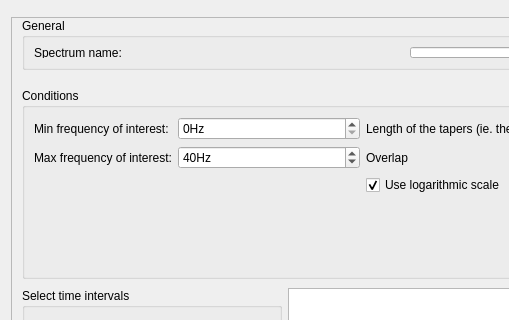
Before: the Qt Designer form qt4Designer_ui_files/powerSpectrumDialogUi.ui in cibr-jyu/meggie, drawn with Qt 5; both pictures show x 0 to 509 and y 0 to 320 of the 724 by 665 pixel window.
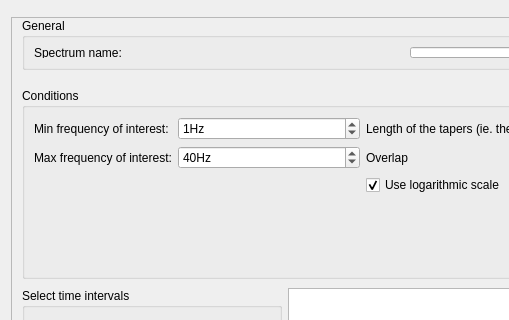
After: the same form once the commit is applied.

Commit message: Fix little maximum value problem

```diff
--- a/qt4Designer_ui_files/powerSpectrumDialogUi.ui
+++ b/qt4Designer_ui_files/powerSpectrumDialogUi.ui
@@ -24,8 +24,8 @@
        <rect>
         <x>0</x>
         <y>0</y>
-        <width>704</width>
-        <height>598</height>
+        <width>702</width>
+        <height>603</height>
        </rect>
       </property>
       <property name="minimumSize">
@@ -75,6 +75,12 @@
               <property name="suffix">
                <string>Hz</string>
               </property>
+              <property name="maximum">
+               <number>1000</number>
+              </property>
+              <property name="value">
+               <number>1</number>
+              </property>
              </widget>
             </item>
             <item row="2" column="0">
```
Left out of the diff: 2 changed lines with no effect on the pictures. The commit also changes 3 other files.
